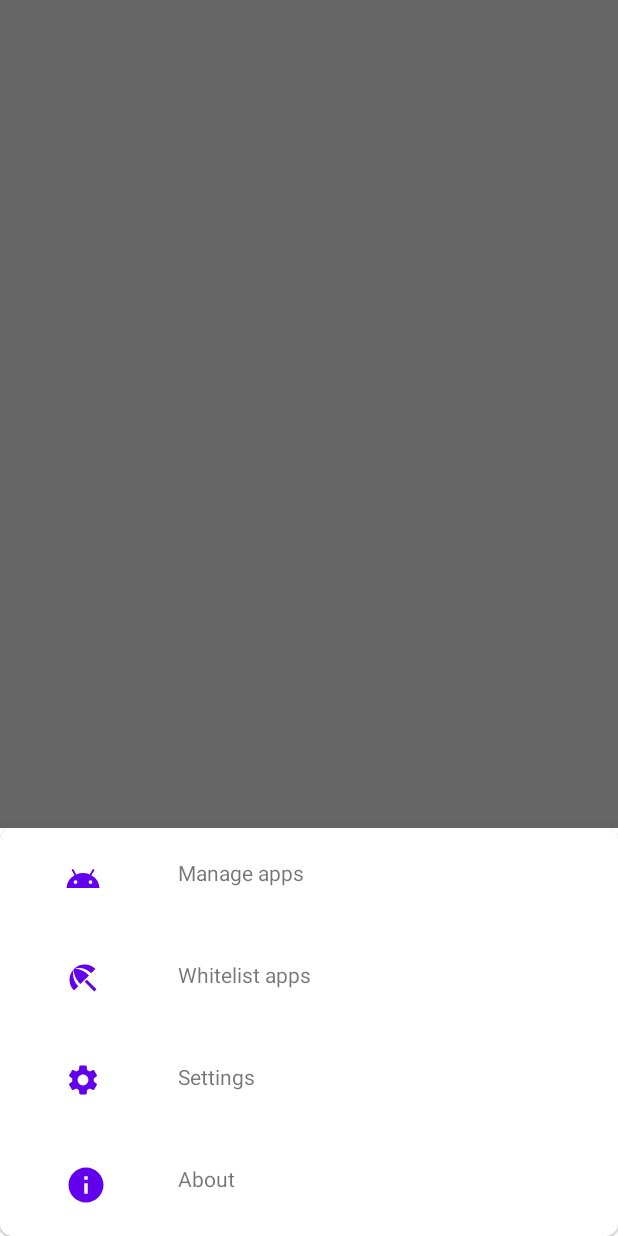
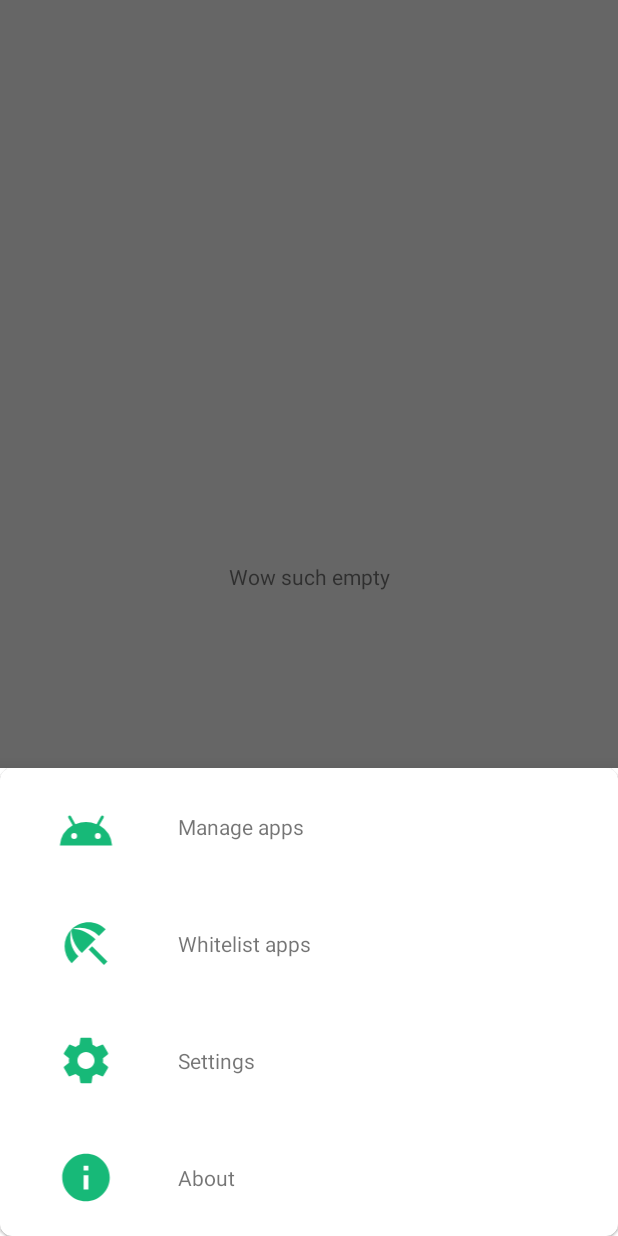
Before and after one commit to fossfreaks/za_warudo-app, an Android app: the fragment BottomMenuDialog placed in its activity, on a phone screen of 412 x 824 dp. Run offline under Robolectric (Android 15) with nearby library versions, the phone set to English and light mode, and no system bars.

Commit message:
changed themes

```diff
--- a/Application/app/src/main/java/com/fossfreaks/freezethem/ui/MainActivity.kt
+++ b/Application/app/src/main/java/com/fossfreaks/freezethem/ui/MainActivity.kt
@@ -6,17 +6,20 @@ import android.content.pm.PackageManager
 import androidx.appcompat.app.AppCompatActivity
 import android.os.Bundle
 import android.view.Menu
+import androidx.fragment.app.Fragment
 import androidx.recyclerview.widget.LinearLayoutManager
 import androidx.recyclerview.widget.RecyclerView
 import com.fossfreaks.freezethem.R
 import com.fossfreaks.freezethem.adapters.AppListRecyclerViewAdapter
 import com.fossfreaks.freezethem.ui.dialog.BottomMenuDialog
+import com.fossfreaks.freezethem.ui.fragments.MainFragment
 import com.google.android.material.bottomappbar.BottomAppBar
 import com.google.android.material.bottomsheet.BottomSheetBehavior
 import kotlinx.android.synthetic.main.activity_main.*
 import kotlinx.android.synthetic.main.bottom_menu_sheets.*
 
 class MainActivity : AppCompatActivity() {
+    private var isFragmentStarted = false
     override fun onCreate(savedInstanceState: Bundle?) {
         super.onCreate(savedInstanceState)
         setContentView(R.layout.activity_main)
@@ -35,12 +38,20 @@ class MainActivity : AppCompatActivity() {
         btm_tool_bar.setNavigationOnClickListener {
             bottomAppBar.show(supportFragmentManager,"Show_menu")
         }
+        if (!isFragmentStarted){
+            supportFragmentManager
+                .beginTransaction()
+                .replace(R.id.fragment_frame,MainFragment())
+                .commit()
+        }
+
 
     }
 
-
-
-    override fun onCreateOptionsMenu(menu: Menu?): Boolean =  true
+    override fun onAttachFragment(fragment: Fragment) {
+        super.onAttachFragment(fragment)
+        isFragmentStarted = true
+    }
 
     private fun getAllApps(): MutableList<PackageInfo> {
         val packageManager = packageManager
--- a/Application/app/src/main/java/com/fossfreaks/freezethem/ui/dialog/BottomMenuDialog.kt
+++ b/Application/app/src/main/java/com/fossfreaks/freezethem/ui/dialog/BottomMenuDialog.kt
@@ -1,5 +1,6 @@
 package com.fossfreaks.freezethem.ui.dialog
 
+import android.graphics.Color
 import android.os.Bundle
 import android.view.LayoutInflater
 import android.view.View
--- a/Application/app/src/main/java/com/fossfreaks/freezethem/ui/fragments/MainFragment.kt
+++ b/Application/app/src/main/java/com/fossfreaks/freezethem/ui/fragments/MainFragment.kt
@@ -1,4 +1,7 @@
 package com.fossfreaks.freezethem.ui.fragments
 
-class MainFragment {
+import androidx.fragment.app.Fragment
+import com.fossfreaks.freezethem.R
+
+class MainFragment : Fragment(R.layout.fragment_main) {
 }
--- a/Application/app/src/main/res/drawable/ic_baseline_info_24.xml
+++ b/Application/app/src/main/res/drawable/ic_baseline_info_24.xml
@@ -1,5 +1,5 @@
-<vector android:height="28dp" android:tint="@color/colorPrimary"
+<vector android:height="38dp" android:tint="@color/colorPrimary"
     android:viewportHeight="24" android:viewportWidth="24"
-    android:width="28dp" xmlns:android="http://schemas.android.com/apk/res/android">
+    android:width="38dp" xmlns:android="http://schemas.android.com/apk/res/android">
     <path android:fillColor="@android:color/white" android:pathData="M12,2C6.48,2 2,6.48 2,12s4.48,10 10,10 10,-4.48 10,-10S17.52,2 12,2zM13,17h-2v-6h2v6zM13,9h-2L11,7h2v2z"/>
 </vector>
--- a/Application/app/src/main/res/drawable/ic_manage_apps_24.xml
+++ b/Application/app/src/main/res/drawable/ic_manage_apps_24.xml
@@ -1,5 +1,5 @@
-<vector android:height="28dp" android:tint="@color/colorPrimary"
-    android:viewportHeight="28" android:viewportWidth="28"
-    android:width="28dp" xmlns:android="http://schemas.android.com/apk/res/android">
-    <path android:fillColor="@android:color/white" android:pathData="M17.6,11.48 L19.44,8.3a0.63,0.63 0,0 0,-1.09 -0.63l-1.88,3.28a11.43,11.43 0,0 0,-8.94 0L5.65,7.67a0.63,0.63 0,0 0,-1.09 0.63L6.4,11.48A10.81,10.81 0,0 0,1 20L23,20A10.81,10.81 0,0 0,17.6 11.48ZM7,17.25A1.25,1.25 0,1 1,8.25 16,1.25 1.25,0 0,1 7,17.25ZM17,17.25A1.25,1.25 0,1 1,18.25 16,1.25 1.25,0 0,1 17,17.25Z"/>
+<vector android:height="38dp" android:tint="@color/colorPrimary"
+    android:viewportHeight="24" android:viewportWidth="24"
+    android:width="38dp" xmlns:android="http://schemas.android.com/apk/res/android">
+    <path android:fillColor="@android:color/white" android:pathData="M17.6,11.48 L19.44,8.3a0.63,0.63 0,0 0,-1.09 -0.63l-1.88,3.38a11.43,11.43 0,0 0,-8.94 0L5.65,7.67a0.63,0.63 0,0 0,-1.09 0.63L6.4,11.48A10.81,10.81 0,0 0,1 20L23,20A10.81,10.81 0,0 0,17.6 11.48ZM7,17.25A1.25,1.25 0,1 1,8.25 16,1.25 1.25,0 0,1 7,17.25ZM17,17.25A1.25,1.25 0,1 1,18.25 16,1.25 1.25,0 0,1 17,17.25Z"/>
 </vector>
--- a/Application/app/src/main/res/drawable/ic_settings_24.xml
+++ b/Application/app/src/main/res/drawable/ic_settings_24.xml
@@ -1,5 +1,5 @@
-<vector android:height="28dp" android:tint="@color/colorPrimary"
-    android:viewportHeight="28" android:viewportWidth="28"
-    android:width="28dp" xmlns:android="http://schemas.android.com/apk/res/android">
-    <path android:fillColor="@android:color/white" android:pathData="M19.14,12.94c0.04,-0.3 0.06,-0.61 0.06,-0.94c0,-0.32 -0.02,-0.64 -0.07,-0.94l2.03,-1.58c0.18,-0.14 0.23,-0.41 0.12,-0.61l-1.92,-3.32c-0.12,-0.22 -0.37,-0.29 -0.59,-0.22l-2.39,0.96c-0.5,-0.38 -1.03,-0.7 -1.62,-0.94L14.4,2.81c-0.04,-0.28 -0.28,-0.41 -0.48,-0.41h-3.84c-0.28,0 -0.43,0.17 -0.47,0.41L9.25,5.35C8.66,5.59 8.12,5.92 7.63,6.29L5.28,5.33c-0.22,-0.08 -0.47,0 -0.59,0.22L2.74,8.87C2.62,9.08 2.66,9.34 2.86,9.48l2.03,1.58C4.84,11.36 4.8,11.69 4.8,12s0.02,0.64 0.07,0.94l-2.03,1.58c-0.18,0.14 -0.23,0.41 -0.12,0.61l1.92,3.32c0.12,0.22 0.37,0.29 0.59,0.22l2.39,-0.96c0.5,0.38 1.03,0.7 1.62,0.94l0.36,2.54c0.05,0.28 0.28,0.41 0.48,0.41h3.84c0.28,0 0.44,-0.17 0.47,-0.41l0.36,-2.54c0.59,-0.28 1.13,-0.56 1.62,-0.94l2.39,0.96c0.22,0.08 0.47,0 0.59,-0.22l1.92,-3.32c0.12,-0.22 0.07,-0.47 -0.12,-0.61L19.14,12.94zM12,15.6c-1.98,0 -3.6,-1.62 -3.6,-3.6s1.62,-3.6 3.6,-3.6s3.6,1.62 3.6,3.6S13.98,15.6 12,15.6z"/>
+<vector android:height="38dp" android:tint="@color/colorPrimary"
+    android:viewportHeight="24" android:viewportWidth="24"
+    android:width="38dp" xmlns:android="http://schemas.android.com/apk/res/android">
+    <path android:fillColor="@android:color/white" android:pathData="M19.14,12.94c0.04,-0.3 0.06,-0.61 0.06,-0.94c0,-0.32 -0.02,-0.64 -0.07,-0.94l2.03,-1.58c0.18,-0.14 0.23,-0.41 0.12,-0.61l-1.92,-3.32c-0.12,-0.22 -0.37,-0.29 -0.59,-0.22l-2.39,0.96c-0.5,-0.38 -1.03,-0.7 -1.62,-0.94L14.4,2.81c-0.04,-0.38 -0.38,-0.41 -0.48,-0.41h-3.84c-0.38,0 -0.43,0.17 -0.47,0.41L9.25,5.35C8.66,5.59 8.12,5.92 7.63,6.29L5.38,5.33c-0.22,-0.08 -0.47,0 -0.59,0.22L2.74,8.87C2.62,9.08 2.66,9.34 2.86,9.48l2.03,1.58C4.84,11.36 4.8,11.69 4.8,12s0.02,0.64 0.07,0.94l-2.03,1.58c-0.18,0.14 -0.23,0.41 -0.12,0.61l1.92,3.32c0.12,0.22 0.37,0.29 0.59,0.22l2.39,-0.96c0.5,0.38 1.03,0.7 1.62,0.94l0.36,2.54c0.05,0.38 0.38,0.41 0.48,0.41h3.84c0.38,0 0.44,-0.17 0.47,-0.41l0.36,-2.54c0.59,-0.38 1.13,-0.56 1.62,-0.94l2.39,0.96c0.22,0.08 0.47,0 0.59,-0.22l1.92,-3.32c0.12,-0.22 0.07,-0.47 -0.12,-0.61L19.14,12.94zM12,15.6c-1.98,0 -3.6,-1.62 -3.6,-3.6s1.62,-3.6 3.6,-3.6s3.6,1.62 3.6,3.6S13.98,15.6 12,15.6z"/>
 </vector>
--- a/Application/app/src/main/res/drawable/ic_whitelist_access_24.xml
+++ b/Application/app/src/main/res/drawable/ic_whitelist_access_24.xml
@@ -1,5 +1,5 @@
-<vector android:height="28dp" android:tint="@color/colorPrimary"
-    android:viewportHeight="28" android:viewportWidth="28"
-    android:width="28dp" xmlns:android="http://schemas.android.com/apk/res/android">
+<vector android:height="38dp" android:tint="@color/colorPrimary"
+    android:viewportHeight="24" android:viewportWidth="24"
+    android:width="38dp" xmlns:android="http://schemas.android.com/apk/res/android">
     <path android:fillColor="@android:color/white" android:pathData="M13.127,14.56l1.43,-1.43 6.44,6.443L19.57,21zM17.42,8.83l2.86,-2.86c-3.95,-3.95 -10.35,-3.96 -14.3,-0.02 3.93,-1.3 8.31,-0.25 11.44,2.88zM5.95,5.98c-3.94,3.95 -3.93,10.35 0.02,14.3l2.86,-2.86C5.7,14.29 4.65,9.91 5.95,5.98zM5.97,5.96l-0.01,0.01c-0.38,3.01 1.17,6.88 4.3,10.02l5.73,-5.73c-3.13,-3.13 -7.01,-4.68 -10.02,-4.3z"/>
 </vector>
--- a/Application/app/src/main/res/layout/activity_main.xml
+++ b/Application/app/src/main/res/layout/activity_main.xml
@@ -10,13 +10,11 @@
     tools:context=".ui.MainActivity"
     >
 
-    <androidx.core.widget.NestedScrollView
+    <FrameLayout
         android:layout_width="match_parent"
         android:layout_height="match_parent"
-        android:clipToPadding="false"
-        android:layout_marginBottom="56dp">
-
-    </androidx.core.widget.NestedScrollView>
+        android:layout_marginBottom="56dp"
+        android:id="@+id/fragment_frame"/>
 
     <com.google.android.material.bottomappbar.BottomAppBar
         android:id="@+id/btm_tool_bar"
--- a/Application/app/src/main/res/layout/bottom_menu_sheets.xml
+++ b/Application/app/src/main/res/layout/bottom_menu_sheets.xml
@@ -17,6 +17,7 @@
         <LinearLayout
             android:id="@+id/manage_app_container_menu"
             android:layout_width="match_parent"
+            android:background="?android:attr/selectableItemBackground"
             android:layout_height="wrap_content"
             android:orientation="horizontal"
             android:padding="8dp">
@@ -32,8 +33,9 @@
 
             <com.google.android.material.textview.MaterialTextView
                 android:layout_width="0dp"
-                android:layout_height="wrap_content"
+                android:layout_height="match_parent"
                 android:layout_weight="3"
+                android:gravity="center_vertical"
                 android:padding="12dp"
                 android:text="@string/manage_apps" />
         </LinearLayout>
@@ -42,6 +44,7 @@
             android:id="@+id/whitelist_app_container_menu"
             android:layout_width="match_parent"
             android:layout_height="wrap_content"
+            android:background="?android:attr/selectableItemBackground"
             android:orientation="horizontal"
             android:padding="8dp">
 
@@ -55,8 +58,9 @@
 
             <com.google.android.material.textview.MaterialTextView
                 android:layout_width="0dp"
-                android:layout_height="wrap_content"
+                android:layout_height="match_parent"
                 android:layout_weight="3"
+                android:gravity="center_vertical"
                 android:padding="12dp"
                 android:text="@string/whitelist_apps" />
         </LinearLayout>
@@ -65,6 +69,7 @@
             android:id="@+id/setting_app_container_menu"
             android:layout_width="match_parent"
             android:layout_height="wrap_content"
+            android:background="?android:attr/selectableItemBackground"
             android:orientation="horizontal"
             android:padding="8dp">
 
@@ -78,8 +83,9 @@
 
             <com.google.android.material.textview.MaterialTextView
                 android:layout_width="0dp"
-                android:layout_height="wrap_content"
+                android:layout_height="match_parent"
                 android:layout_weight="3"
+                android:gravity="center_vertical"
                 android:padding="12dp"
                 android:text="@string/settings" />
         </LinearLayout>
@@ -88,6 +94,7 @@
             android:id="@+id/about_app_container_menu"
             android:layout_width="match_parent"
             android:layout_height="wrap_content"
+            android:background="?android:attr/selectableItemBackground"
             android:orientation="horizontal"
             android:padding="8dp">
 
@@ -101,8 +108,9 @@
 
             <com.google.android.material.textview.MaterialTextView
                 android:layout_width="0dp"
-                android:layout_height="wrap_content"
+                android:layout_height="match_parent"
                 android:layout_weight="3"
+                android:gravity="center_vertical"
                 android:padding="12dp"
                 android:text="@string/about" />
         </LinearLayout>
--- a/Application/app/src/main/res/layout/fragment_main.xml
+++ b/Application/app/src/main/res/layout/fragment_main.xml
@@ -1,6 +1,17 @@
 <?xml version="1.0" encoding="utf-8"?>
-<androidx.constraintlayout.widget.ConstraintLayout
-    xmlns:android="http://schemas.android.com/apk/res/android" android:layout_width="match_parent"
+<androidx.constraintlayout.widget.ConstraintLayout xmlns:android="http://schemas.android.com/apk/res/android"
+    xmlns:app="http://schemas.android.com/apk/res-auto"
+    xmlns:tools="http://schemas.android.com/tools"
+    android:layout_width="match_parent"
     android:layout_height="match_parent">
 
+    <TextView
+        android:id="@+id/textView"
+        android:layout_width="wrap_content"
+        android:layout_height="wrap_content"
+        android:text="Wow such empty"
+        app:layout_constraintBottom_toBottomOf="parent"
+        app:layout_constraintEnd_toEndOf="parent"
+        app:layout_constraintStart_toStartOf="parent"
+        app:layout_constraintTop_toTopOf="parent" />
 </androidx.constraintlayout.widget.ConstraintLayout>
--- a/Application/app/src/main/res/values/colors.xml
+++ b/Application/app/src/main/res/values/colors.xml
@@ -1,6 +1,6 @@
 <?xml version="1.0" encoding="utf-8"?>
 <resources>
-    <color name="colorPrimary">#6200EE</color>
-    <color name="colorPrimaryDark">#3700B3</color>
-    <color name="colorAccent">#03DAC5</color>
+    <color name="colorPrimary">#17B978</color>
+    <color name="colorPrimaryDark">#086972</color>
+    <color name="colorAccent">#071A52</color>
 </resources>
--- a/Application/app/src/main/res/values/styles.xml
+++ b/Application/app/src/main/res/values/styles.xml
@@ -5,6 +5,7 @@
         <item name="colorPrimary">@color/colorPrimary</item>
         <item name="colorPrimaryDark">@color/colorPrimaryDark</item>
         <item name="colorAccent">@color/colorAccent</item>
+        <item name="android:navigationBarColor">@color/colorPrimaryDark</item>
     </style>
 
 </resources>
```
